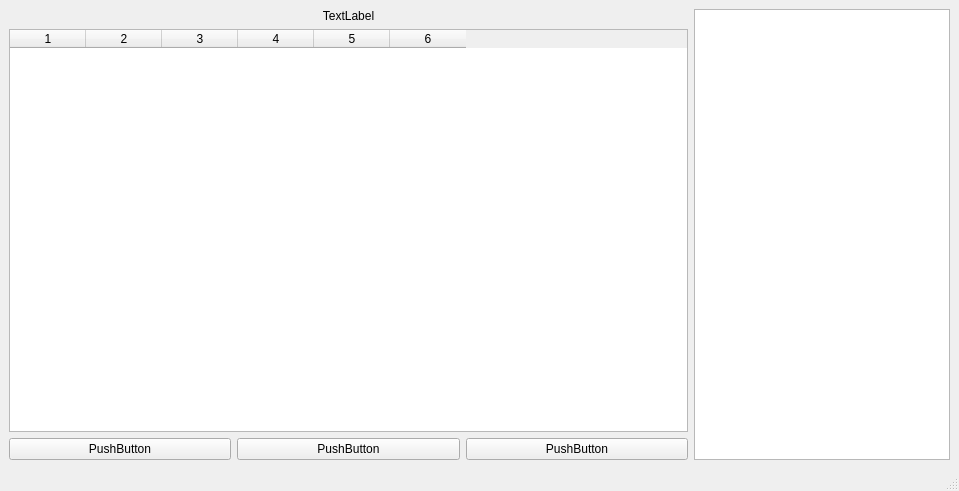
The window that gui/main_ui.ui (BryceGo/HP-Forwarder) describes before a commit, drawn with Qt 5.
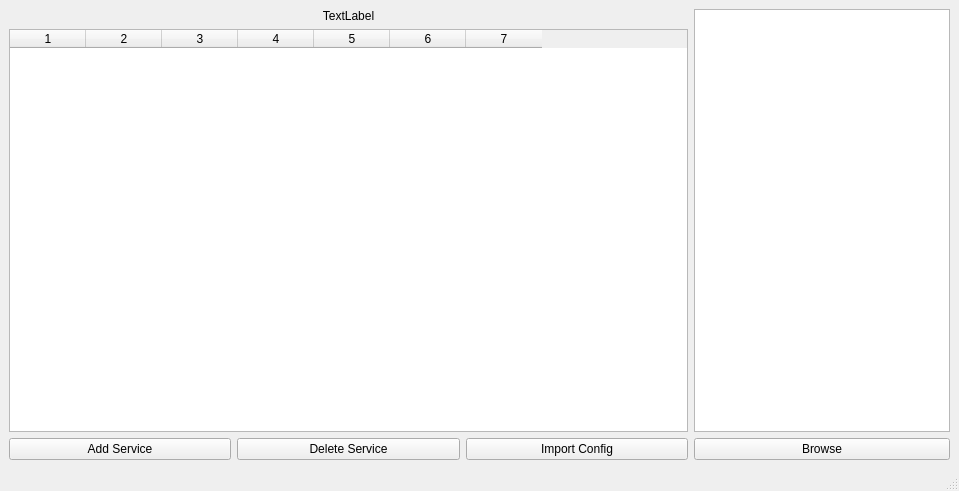
The same window after the commit.

The edit to the form file:
```diff
--- a/gui/main_ui.ui
+++ b/gui/main_ui.ui
@@ -30,7 +30,7 @@
       <item>
        <widget class="QTableWidget" name="tableWidget">
         <property name="showGrid">
-         <bool>false</bool>
+         <bool>true</bool>
         </property>
         <property name="gridStyle">
          <enum>Qt::DotLine</enum>
@@ -39,22 +39,22 @@
          <bool>false</bool>
         </property>
         <property name="wordWrap">
-         <bool>true</bool>
+         <bool>false</bool>
         </property>
         <property name="cornerButtonEnabled">
-         <bool>true</bool>
+         <bool>false</bool>
         </property>
         <property name="rowCount">
          <number>0</number>
         </property>
         <property name="columnCount">
-         <number>6</number>
+         <number>7</number>
         </property>
         <attribute name="horizontalHeaderVisible">
          <bool>true</bool>
         </attribute>
         <attribute name="horizontalHeaderDefaultSectionSize">
-         <number>0</number>
+         <number>76</number>
         </attribute>
         <attribute name="horizontalHeaderHighlightSections">
          <bool>true</bool>
@@ -80,6 +80,7 @@
         <column/>
         <column/>
         <column/>
+        <column/>
        </widget>
       </item>
       <item>
@@ -87,21 +88,21 @@
         <item>
          <widget class="QPushButton" name="pushButton_3">
           <property name="text">
-           <string>PushButton</string>
+           <string>Add Service</string>
           </property>
          </widget>
         </item>
         <item>
          <widget class="QPushButton" name="pushButton_2">
           <property name="text">
-           <string>PushButton</string>
+           <string>Delete Service</string>
           </property>
          </widget>
         </item>
         <item>
          <widget class="QPushButton" name="pushButton">
           <property name="text">
-           <string>PushButton</string>
+           <string>Import Config</string>
           </property>
          </widget>
         </item>
@@ -121,6 +122,13 @@
         </property>
        </widget>
       </item>
+      <item>
+       <widget class="QPushButton" name="browseFile">
+        <property name="text">
+         <string>Browse</string>
+        </property>
+       </widget>
+      </item>
      </layout>
     </item>
    </layout>
```
Left out of the diff: 16 changed lines with no effect on the pictures.
